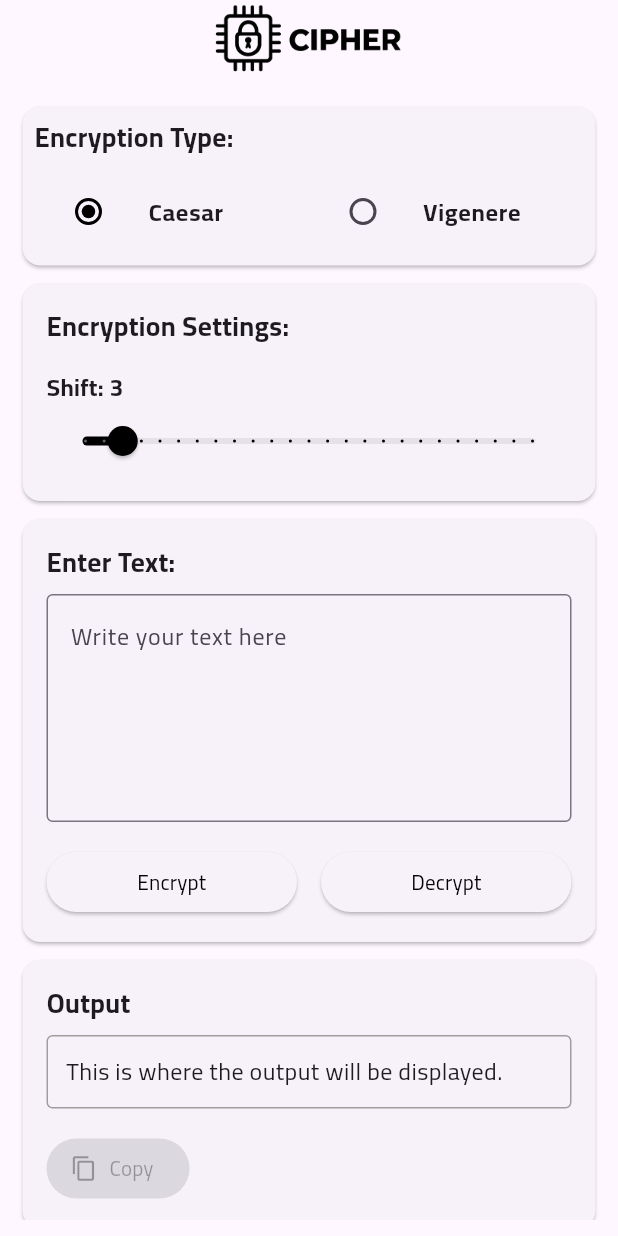
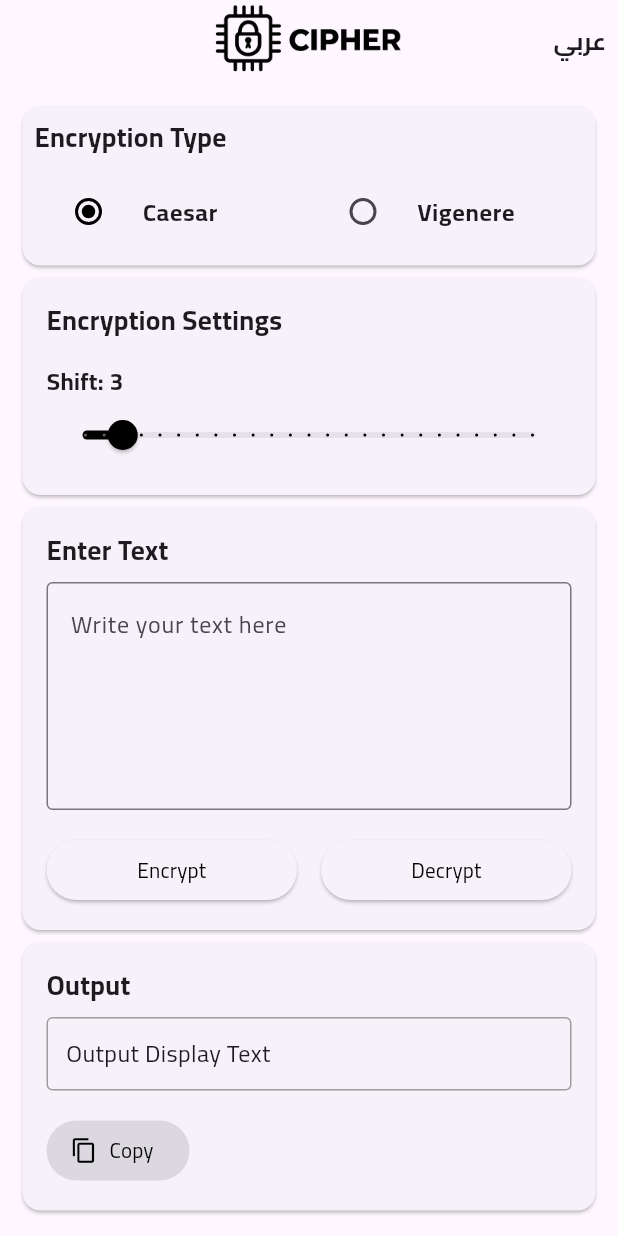
Before and after one commit to ahmedsaidalelwany/cipher, a Flutter app: the screen it shows after launch, on a phone screen of 412 x 824 dp. Run offline on Flutter 3.47's test engine with Material 3 defaults, Android fonts, the phone set to English and light mode, and no system bars; our stand-ins replace flutter_bloc, shared_preferences.

Commit message:
fix some problems

```diff
--- /dev/null
+++ b/devtools_options.yaml
@@ -0,0 +1,4 @@
+description: This file stores settings for Dart & Flutter DevTools.
+documentation: https://docs.flutter.dev/tools/devtools/extensions#configure-extension-enablement-states
+extensions:
+  - provider: true
--- /dev/null
+++ b/lib/Manager/Provider/app_settings_provider.dart
@@ -0,0 +1,43 @@
+import 'package:flutter/material.dart';
+import 'package:shared_preferences/shared_preferences.dart';
+
+class AppSettingsProvider extends ChangeNotifier {
+  AppSettingsProvider() {
+    _loadSettings();
+  }
+
+  Locale _locale = const Locale('en', 'US');
+  ThemeMode _themeMode = ThemeMode.light;
+
+  Locale get locale => _locale;
+  ThemeMode get themeMode => _themeMode;
+
+  Future<void> _loadSettings() async {
+    final prefs = await SharedPreferences.getInstance();
+    final languageCode = prefs.getString('language_code') ?? 'en';
+    final countryCode = prefs.getString('country_code') ?? 'US';
+
+    _locale = Locale(languageCode, countryCode);
+    notifyListeners();
+  }
+
+  Future<void> setLocale(Locale locale) async {
+    if (_locale == locale) return;
+
+    _locale = locale;
+
+    final prefs = await SharedPreferences.getInstance();
+    await prefs.setString('language_code', locale.languageCode);
+    await prefs.setString('country_code', locale.countryCode ?? '');
+
+    notifyListeners();
+  }
+
+  Future<void> toggleLanguage() async {
+    if (_locale.languageCode == 'en') {
+      await setLocale(const Locale('ar', 'EG'));
+    } else {
+      await setLocale(const Locale('en', 'US'));
+    }
+  }
+}
--- a/lib/Screens/Home/Ui/home_screen.dart
+++ b/lib/Screens/Home/Ui/home_screen.dart
@@ -1,20 +1,28 @@
 import 'package:cipher/Screens/Home/Widgets/encryption_settings.dart';
 import 'package:cipher/Screens/Home/Widgets/encryption_type.dart';
 import 'package:cipher/Screens/Home/Widgets/input.dart';
+import 'package:cipher/Screens/Home/Widgets/language_toggle.dart';
 import 'package:cipher/Screens/Home/Widgets/output.dart';
+import 'package:cipher/l10n/l10n.dart';
 import 'package:flutter/material.dart';
 import 'package:flutter_bloc/flutter_bloc.dart';
+import 'package:provider/provider.dart';
 
 import '../../../Manager/Bloc/cipher_bloc.dart';
-import '../../../Manager/Bloc/cipher_event.dart';
 import '../../../Manager/Bloc/cipher_state.dart';
+import '../../../Manager/Provider/app_settings_provider.dart';
 
 class HomeScreen extends StatelessWidget {
   const HomeScreen({Key? key}) : super(key: key);
 
   @override
   Widget build(BuildContext context) {
-    return Scaffold(
+    final settings = Provider.of<AppSettingsProvider>(context);
+    final isRtl = settings.locale.languageCode == 'ar';
+
+    return Directionality(
+      textDirection: isRtl ? TextDirection.rtl : TextDirection.ltr,
+      child: Scaffold(
         appBar: AppBar(
           title: Image.asset(
             'Assets/Images/Logo/logo.png',
@@ -22,6 +30,7 @@ class HomeScreen extends StatelessWidget {
             height: 130,
           ),
           centerTitle: true,
+          actions: const [LanguageToggle()],
         ),
         body: Padding(
           padding: const EdgeInsets.all(11),
@@ -36,19 +45,19 @@ class HomeScreen extends StatelessWidget {
             builder: (context, state) {
               return SingleChildScrollView(
                 child: Column(
-                spacing: 4,
                   crossAxisAlignment: CrossAxisAlignment.stretch,
                   children: [
-                  EncryptionType(),
-                  EncryptionSettings(),
-                  Input(),
-                  Output(),
+                    const EncryptionType(),
+                    const EncryptionSettings(),
+                    const Input(),
+                    const Output(),
                   ],
                 ),
               );
             },
           ),
         ),
+      ),
     );
   }
 }
--- a/lib/Screens/Home/Widgets/encryption_settings.dart
+++ b/lib/Screens/Home/Widgets/encryption_settings.dart
@@ -4,6 +4,7 @@ import 'package:flutter_bloc/flutter_bloc.dart';
 import '../../../Manager/Bloc/cipher_bloc.dart';
 import '../../../Manager/Bloc/cipher_event.dart';
 import '../../../Manager/Bloc/cipher_state.dart';
+import '../../../l10n/l10n.dart';
 
 class EncryptionSettings extends StatelessWidget {
   const EncryptionSettings({Key? key}) : super(key: key);
@@ -18,15 +19,15 @@ class EncryptionSettings extends StatelessWidget {
             child: Column(
               crossAxisAlignment: CrossAxisAlignment.start,
               children: [
-                const Text(
-                  'Encryption Settings:',
-                  style: TextStyle(fontWeight: FontWeight.bold, fontSize: 18),
+                Text(
+                  context.l10n.encryptionSettings,
+                  style: const TextStyle(fontWeight: FontWeight.bold, fontSize: 18),
                 ),
                 const SizedBox(height: 16),
                 if (state.cipherType == CipherType.caesar) ...[
                   Text(
-                    'Shift: ${state.shift}',
-                    style: TextStyle(
+                    context.l10n.shift(state.shift),
+                    style: const TextStyle(
                       fontFamily: 'Cairo',
                       fontWeight: FontWeight.bold,
                       fontSize: 16,
@@ -48,15 +49,16 @@ class EncryptionSettings extends StatelessWidget {
                 ] else ...[
                   TextField(
                     controller: TextEditingController(text: state.key),
-                    decoration: const InputDecoration(
-                      labelText: 'Key',
-                      labelStyle: TextStyle(
+                    decoration: InputDecoration(
+                      focusedBorder: OutlineInputBorder(borderSide: BorderSide(color: Colors.black)),
+                      labelText: context.l10n.key,
+                      labelStyle: const TextStyle(
                         fontFamily: 'Cairo',
                         fontWeight: FontWeight.bold,
                         fontSize: 16,
                       ),
-                      hintText: 'Enter key (e.g., "KEYWORD")',
-                      border: OutlineInputBorder(),
+                      hintText: context.l10n.enterKey,
+                      border: const OutlineInputBorder(),
                     ),
                     onChanged: (value) {
                       context.read<CipherBloc>().add(KeyChanged(value));
--- a/lib/Screens/Home/Widgets/encryption_type.dart
+++ b/lib/Screens/Home/Widgets/encryption_type.dart
@@ -4,6 +4,7 @@ import 'package:flutter_bloc/flutter_bloc.dart';
 import '../../../Manager/Bloc/cipher_bloc.dart';
 import '../../../Manager/Bloc/cipher_event.dart';
 import '../../../Manager/Bloc/cipher_state.dart';
+import '../../../l10n/l10n.dart';
 
 class EncryptionType extends StatelessWidget {
   const EncryptionType({Key? key}) : super(key: key);
@@ -18,9 +19,9 @@ class EncryptionType extends StatelessWidget {
             child: Column(
               crossAxisAlignment: CrossAxisAlignment.start,
               children: [
-                const Text(
-                  'Encryption Type:',
-                  style: TextStyle(fontWeight: FontWeight.bold, fontSize: 18),
+                Text(
+                  context.l10n.encryptionType,
+                  style: const TextStyle(fontWeight: FontWeight.bold, fontSize: 18),
                 ),
                 const SizedBox(height: 8),
                 Row(
@@ -28,11 +29,14 @@ class EncryptionType extends StatelessWidget {
                     Expanded(
                       child: RadioListTile<CipherType>(
                         activeColor: Colors.black,
-                        title: const Text(' Caesar' ,style: TextStyle(
+                        title: Text(
+                          context.l10n.caesar,
+                          style: const TextStyle(
                             fontFamily: 'Cairo',
                             fontWeight: FontWeight.bold,
                             fontSize: 16,
-                        ),),
+                          ),
+                        ),
                         value: CipherType.caesar,
                         groupValue: state.cipherType,
                         onChanged: (value) {
@@ -45,11 +49,14 @@ class EncryptionType extends StatelessWidget {
                     Expanded(
                       child: RadioListTile<CipherType>(
                         activeColor: Colors.black,
-                        title: const Text(' Vigenere' , style: TextStyle(
+                        title: Text(
+                          context.l10n.vigenere,
+                          style: const TextStyle(
                             fontFamily: 'Cairo',
                             fontWeight: FontWeight.bold,
                             fontSize: 16,
-                        ),),
+                          ),
+                        ),
                         value: CipherType.vigenere,
                         groupValue: state.cipherType,
                         onChanged: (value) {
--- a/lib/Screens/Home/Widgets/input.dart
+++ b/lib/Screens/Home/Widgets/input.dart
@@ -4,6 +4,7 @@ import 'package:flutter_bloc/flutter_bloc.dart';
 import '../../../Manager/Bloc/cipher_bloc.dart';
 import '../../../Manager/Bloc/cipher_event.dart';
 import '../../../Manager/Bloc/cipher_state.dart';
+import '../../../l10n/l10n.dart';
 
 class Input extends StatelessWidget {
   const Input({Key? key}) : super(key: key);
@@ -18,17 +19,25 @@ class Input extends StatelessWidget {
             child: Column(
               crossAxisAlignment: CrossAxisAlignment.start,
               children: [
-                const Text(
-                  'Enter Text:',
-                  style: TextStyle(fontWeight: FontWeight.bold, fontSize: 18),
+                Text(
+                  context.l10n.enterText,
+                  style: const TextStyle(fontWeight: FontWeight.bold, fontSize: 18),
                 ),
                 const SizedBox(height: 8),
                 TextField(
-                  decoration: const InputDecoration(
-                    hintText: 'Write your text here',
-                    border: OutlineInputBorder(),
+                  cursorColor: Colors.black,
+                  decoration: InputDecoration(
+                    focusedBorder: OutlineInputBorder(borderSide: BorderSide(color: Colors.black)),
+
+fillColor: Colors.black,
+                    hintText: context.l10n.writeTextHere,
+                    border: const OutlineInputBorder(
+
+                    ),
                   ),
                   maxLines: 5,
+                  textAlign: TextAlign.start,
+                  textDirection: _getTextDirection(context),
                   onChanged: (value) {
                     context.read<CipherBloc>().add(
                       TextChanged(value),
@@ -48,9 +57,9 @@ class Input extends StatelessWidget {
                             ProcessText(true),
                           );
                         },
-                        child: const Text(
-                          'Encrypt',
-                          style: TextStyle(color: Colors.black),
+                        child: Text(
+                          context.l10n.encrypt,
+                          style: const TextStyle(color: Colors.black),
                         ),
                       ),
                     ),
@@ -64,9 +73,9 @@ class Input extends StatelessWidget {
                             ProcessText(false),
                           );
                         },
-                        child: const Text(
-                          'Decrypt',
-                          style: TextStyle(color: Colors.black),
+                        child: Text(
+                          context.l10n.decrypt,
+                          style: const TextStyle(color: Colors.black),
                         ),
                       ),
                     ),
@@ -79,4 +88,11 @@ class Input extends StatelessWidget {
       },
     );
   }
+
+  TextDirection _getTextDirection(BuildContext context) {
+    // Auto detect based on first entered character
+    // For simplicity, we'll base it on the current locale
+    final locale = Localizations.localeOf(context);
+    return locale.languageCode == 'ar' ? TextDirection.rtl : TextDirection.ltr;
+  }
 }
--- /dev/null
+++ b/lib/Screens/Home/Widgets/language_toggle.dart
@@ -0,0 +1,28 @@
+import 'package:flutter/material.dart';
+import 'package:provider/provider.dart';
+
+import '../../../Manager/Provider/app_settings_provider.dart';
+
+class LanguageToggle extends StatelessWidget {
+  const LanguageToggle({Key? key}) : super(key: key);
+
+  @override
+  Widget build(BuildContext context) {
+    final settings = Provider.of<AppSettingsProvider>(context);
+    final isArabic = settings.locale.languageCode == 'ar';
+
+    return IconButton(
+      icon: Text(
+        isArabic ? 'EN' : 'عربي',
+        style: const TextStyle(
+          fontWeight: FontWeight.bold,
+          fontSize: 16,
+        ),
+      ),
+      onPressed: () {
+        settings.toggleLanguage();
+      },
+      tooltip: isArabic ? 'Switch to English' : 'التبديل إلى العربية',
+    );
+  }
+}
--- a/lib/Screens/Home/Widgets/output.dart
+++ b/lib/Screens/Home/Widgets/output.dart
@@ -4,6 +4,7 @@ import 'package:flutter_bloc/flutter_bloc.dart';
 
 import '../../../Manager/Bloc/cipher_bloc.dart';
 import '../../../Manager/Bloc/cipher_state.dart';
+import '../../../l10n/l10n.dart';
 
 class Output extends StatelessWidget {
   const Output({Key? key}) : super(key: key);
@@ -18,9 +19,12 @@ class Output extends StatelessWidget {
             child: Column(
               crossAxisAlignment: CrossAxisAlignment.start,
               children: [
-                const Text(
-                  'Output',
-                  style: TextStyle(fontWeight: FontWeight.bold, fontSize: 18),
+                Text(
+                  context.l10n.output,
+                  style: const TextStyle(
+                    fontWeight: FontWeight.bold,
+                    fontSize: 18,
+                  ),
                 ),
                 const SizedBox(height: 8),
                 Container(
@@ -32,13 +36,19 @@ class Output extends StatelessWidget {
                   ),
                   child: Text(
                     state.outputText.isEmpty
-                        ? 'This is where the output will be displayed.'
+                        ? context.l10n.outputDisplayText
                         : state.outputText,
                     style: const TextStyle(fontSize: 16),
+                    textDirection: _getTextDirection(state.outputText),
                   ),
                 ),
                 const SizedBox(height: 16),
                 ElevatedButton.icon(
+
+                  style: ButtonStyle(
+
+                    iconColor: WidgetStatePropertyAll(Colors.black),
+                  ),
                   onPressed:
                       state.outputText.isEmpty
                           ? null
@@ -47,16 +57,15 @@ class Output extends StatelessWidget {
                               ClipboardData(text: state.outputText),
                             ).then((_) {
                               ScaffoldMessenger.of(context).showSnackBar(
-                                const SnackBar(
-                                  content: Text(
-                                    'Successfully copied to clipboard!',
-                                  ),
+                                SnackBar(
+                                  content: Text(context.l10n.copiedToClipboard),
                                 ),
                               );
                             });
                           },
                   icon: const Icon(Icons.copy),
-                  label: const Text('Copy'),
+                  label: Text(context.l10n.copy , style: TextStyle(color: Colors.black),
+                ),
                 ),
               ],
             ),
@@ -65,4 +74,25 @@ class Output extends StatelessWidget {
       },
     );
   }
+
+  TextDirection _getTextDirection(String text) {
+    if (text.isEmpty) {
+      return TextDirection.ltr;
+    }
+
+    // Simple heuristic to detect if the text is mostly Arabic
+    int arabicChars = 0;
+    for (int i = 0; i < text.length; i++) {
+      int code = text.codeUnitAt(i);
+      if (code >= 0x0600 && code <= 0x06FF) {
+        // Arabic Unicode range
+        arabicChars++;
+      }
+    }
+
+    // If more than 30% of characters are Arabic, use RTL
+    return (arabicChars > text.length * 0.3)
+        ? TextDirection.rtl
+        : TextDirection.ltr;
+  }
 }
--- /dev/null
+++ b/lib/l10n/app_localizations.dart
@@ -0,0 +1,149 @@
+import 'dart:async';
+
+import 'package:flutter/foundation.dart';
+import 'package:flutter/widgets.dart';
+import 'package:flutter_localizations/flutter_localizations.dart';
+import 'package:intl/intl.dart' as intl;
+
+abstract class AppLocalizations {
+  AppLocalizations(String locale) : localeName = intl.Intl.canonicalizedLocale(locale);
+
+  final String localeName;
+
+  static AppLocalizations of(BuildContext context) {
+    return Localizations.of<AppLocalizations>(context, AppLocalizations)!;
+  }
+
+  static const LocalizationsDelegate<AppLocalizations> delegate = _AppLocalizationsDelegate();
+
+  static const List<LocalizationsDelegate<dynamic>> localizationsDelegates = <LocalizationsDelegate<dynamic>>[
+    delegate,
+    GlobalMaterialLocalizations.delegate,
+    GlobalWidgetsLocalizations.delegate,
+    GlobalCupertinoLocalizations.delegate,
+  ];
+
+  static const List<Locale> supportedLocales = <Locale>[
+    Locale('en'),
+    Locale('ar'),
+  ];
+
+  String get appTitle;
+  String get encryptionType;
+  String get encryptionSettings;
+  String get caesar;
+  String get vigenere;
+  String shift(int shift);
+  String get key;
+  String get enterKey;
+  String get enterText;
+  String get writeTextHere;
+  String get encrypt;
+  String get decrypt;
+  String get output;
+  String get outputDisplayText;
+  String get copy;
+  String get copiedToClipboard;
+}
+
+class _AppLocalizationsDelegate extends LocalizationsDelegate<AppLocalizations> {
+  const _AppLocalizationsDelegate();
+
+  @override
+  Future<AppLocalizations> load(Locale locale) {
+    // Replace `GeneratedAppLocalizations` with the actual generated class for the locale
+    return SynchronousFuture<AppLocalizations>(_lookupAppLocalizations(locale));
+  }
+
+  @override
+  bool isSupported(Locale locale) => <String>['ar', 'en'].contains(locale.languageCode);
+
+  @override
+  bool shouldReload(_AppLocalizationsDelegate old) => false;
+
+  AppLocalizations _lookupAppLocalizations(Locale locale) {
+    switch (locale.languageCode) {
+      case 'en':
+        return GeneratedAppLocalizationsEn();
+      case 'ar':
+        return GeneratedAppLocalizationsAr();
+      default:
+        throw FlutterError('AppLocalizations.delegate failed to load unsupported locale "$locale"');
+    }
+  }
+}
+
+// Replace these with the actual generated classes for each locale
+class GeneratedAppLocalizationsEn extends AppLocalizations {
+  GeneratedAppLocalizationsEn() : super('en');
+
+  @override
+  String get appTitle => 'App Title';
+  @override
+  String get encryptionType => 'Encryption Type';
+  @override
+  String get encryptionSettings => 'Encryption Settings';
+  @override
+  String get caesar => 'Caesar';
+  @override
+  String get vigenere => 'Vigenere';
+  @override
+  String shift(int shift) => 'Shift: $shift';
+  @override
+  String get key => 'Key';
+  @override
+  String get enterKey => 'Enter Key';
+  @override
+  String get enterText => 'Enter Text';
+  @override
+  String get writeTextHere => 'Write your text here';
+  @override
+  String get encrypt => 'Encrypt';
+  @override
+  String get decrypt => 'Decrypt';
+  @override
+  String get output => 'Output';
+  @override
+  String get outputDisplayText => 'Output Display Text';
+  @override
+  String get copy => 'Copy';
+  @override
+  String get copiedToClipboard => 'Copied to Clipboard';
+}
+
+class GeneratedAppLocalizationsAr extends AppLocalizations {
+  GeneratedAppLocalizationsAr() : super('ar');
+
+  @override
+  String get appTitle => 'عنوان التطبيق';
+  @override
+  String get encryptionType => 'نوع التشفير';
+  @override
+  String get encryptionSettings => 'إعدادات التشفير';
+  @override
+  String get caesar => 'قيصر';
+  @override
+  String get vigenere => 'فيجينير';
+  @override
+  String shift(int shift) => 'الإزاحة: $shift';
+  @override
+  String get key => 'المفتاح';
+  @override
+  String get enterKey => 'أدخل المفتاح';
+  @override
+  String get enterText => 'أدخل النص';
+  @override
+  String get writeTextHere => 'اكتب النص هنا';
+  @override
+  String get encrypt => 'تشفير';
+  @override
+  String get decrypt => 'فك التشفير';
+  @override
+  String get output => 'الناتج';
+  @override
+  String get outputDisplayText => 'عرض الناتج';
+  @override
+  String get copy => 'نسخ';
+  @override
+  String get copiedToClipboard => 'تم النسخ إلى الحافظة';
+}
--- /dev/null
+++ b/lib/l10n/l10n.dart
@@ -0,0 +1,23 @@
+import 'package:flutter/material.dart';
+import 'package:flutter_localizations/flutter_localizations.dart';
+
+// Import generated file
+import 'app_localizations.dart';
+
+extension LocalizationExt on BuildContext {
+  AppLocalizations get l10n => AppLocalizations.of(this);
+}
+
+class L10n {
+  static final supportedLocales = [
+    const Locale('en', 'US'),
+    const Locale('ar', 'EG'),
+  ];
+
+  static const delegates = [
+    AppLocalizations.delegate,
+    GlobalMaterialLocalizations.delegate,
+    GlobalWidgetsLocalizations.delegate,
+    GlobalCupertinoLocalizations.delegate,
+  ];
+}
--- /dev/null
+++ b/lib/l10n/l10n.yaml
@@ -0,0 +1,4 @@
+arb-dir: lib/l10n
+template-arb-file: app_en.arb
+output-localization-file: app_localizations.dart
+nullable-getter: false
--- a/lib/main.dart
+++ b/lib/main.dart
@@ -1,12 +1,19 @@
+import 'package:cipher/Manager/Provider/app_settings_provider.dart';
 import 'package:cipher/Screens/Splash/Ui/splash.dart';
+import 'package:cipher/l10n/l10n.dart';
 import 'package:flutter/material.dart';
 import 'package:flutter_bloc/flutter_bloc.dart';
+import 'package:provider/provider.dart';
 
 import 'Manager/Bloc/cipher_bloc.dart';
-import 'Screens/Home/Ui/home_screen.dart';
 
 void main() {
-  runApp(const MyApp());
+  runApp(
+    MultiProvider(
+      providers: [ChangeNotifierProvider(create: (_) => AppSettingsProvider())],
+      child: const MyApp(),
+    ),
+  );
 }
 
 class MyApp extends StatelessWidget {
@@ -14,16 +21,20 @@ class MyApp extends StatelessWidget {
 
   @override
   Widget build(BuildContext context) {
+    final settings = Provider.of<AppSettingsProvider>(context);
+
     return MaterialApp(
       title: 'Cipher App',
-      debugShowCheckedModeBanner: true,
-      theme: ThemeData(primarySwatch: Colors.blue, fontFamily: 'Cairo'),
+      debugShowCheckedModeBanner: false,
+      theme: ThemeData(primarySwatch: Colors.grey,
+          fontFamily: 'Cairo'),
+      locale: settings.locale,
+      supportedLocales: L10n.supportedLocales,
+      localizationsDelegates: L10n.delegates,
       home: BlocProvider(
         create: (context) => CipherBloc(),
         child: const Splash(),
       ),
-      localizationsDelegates: const [],
-      supportedLocales: const [Locale('en', 'US')],
     );
   }
 }
```
Also changed, not shown: lib/l10n/app_ar.arb (added, +26 -0 lines), lib/l10n/app_en.arb (added, +26 -0 lines), pubspec.yaml (+8 -6 lines), pubspec.lock. Lines whose indentation alone changed are shown as unchanged.
